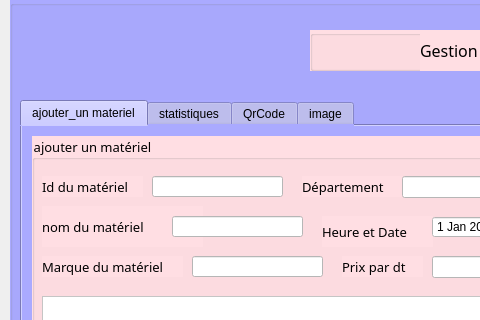
Before: the Qt Designer form Documents/gestionMateriel/mainwindow.ui in sirine999/Smart_Radio_2A24, drawn with Qt 5; both pictures show x 0 to 480 and y 0 to 320 of the 1139 by 726 pixel window.
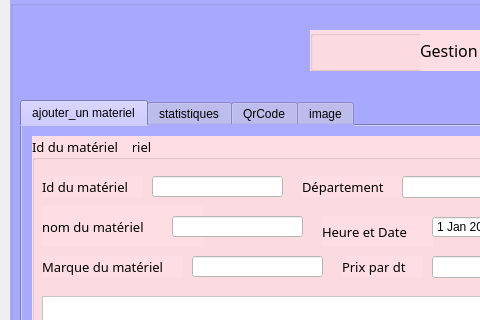
After: the same form once the commit is applied.

The edit to the form file:
```diff
--- a/Documents/gestionMateriel/mainwindow.ui
+++ b/Documents/gestionMateriel/mainwindow.ui
@@ -588,6 +588,28 @@
          <string>calculatrice</string>
         </property>
        </widget>
+       <widget class="QLabel" name="label_5">
+        <property name="geometry">
+         <rect>
+          <x>0</x>
+          <y>0</y>
+          <width>101</width>
+          <height>21</height>
+         </rect>
+        </property>
+        <property name="font">
+         <font>
+          <family>Berlin Sans FB</family>
+          <pointsize>10</pointsize>
+          <weight>50</weight>
+          <italic>false</italic>
+          <bold>false</bold>
+         </font>
+        </property>
+        <property name="text">
+         <string>Id du matériel</string>
+        </property>
+       </widget>
       </widget>
      </widget>
      <widget class="QWidget" name="tab">
```
Left out of the diff: 21 changed lines with no effect on the pictures.
